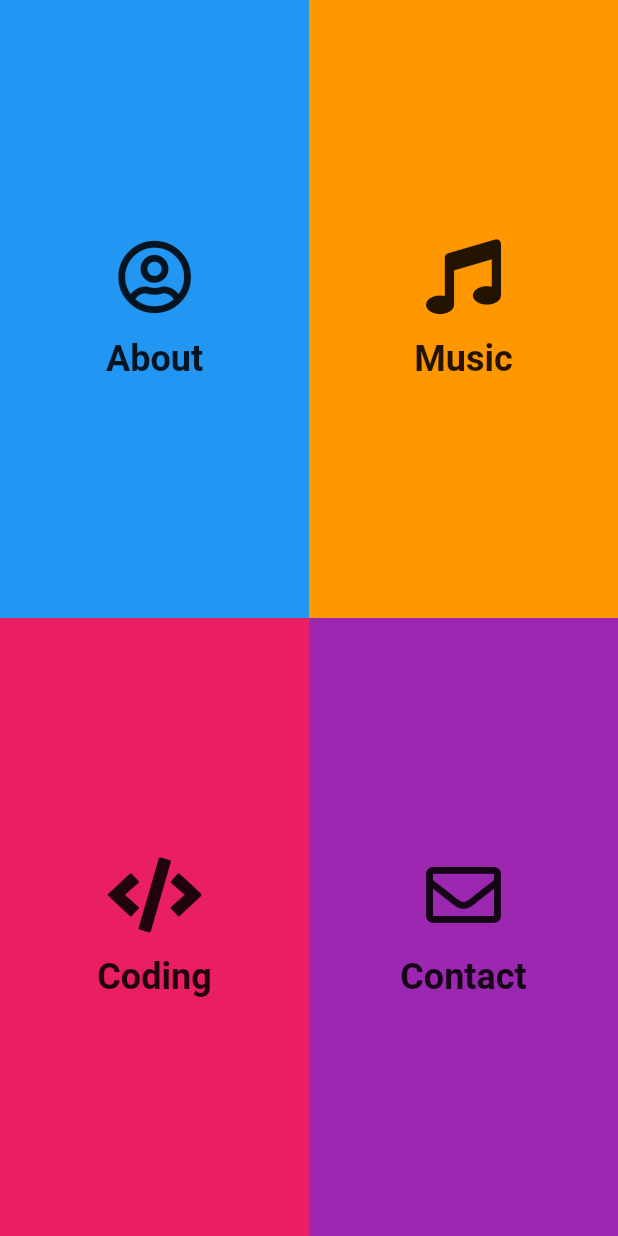
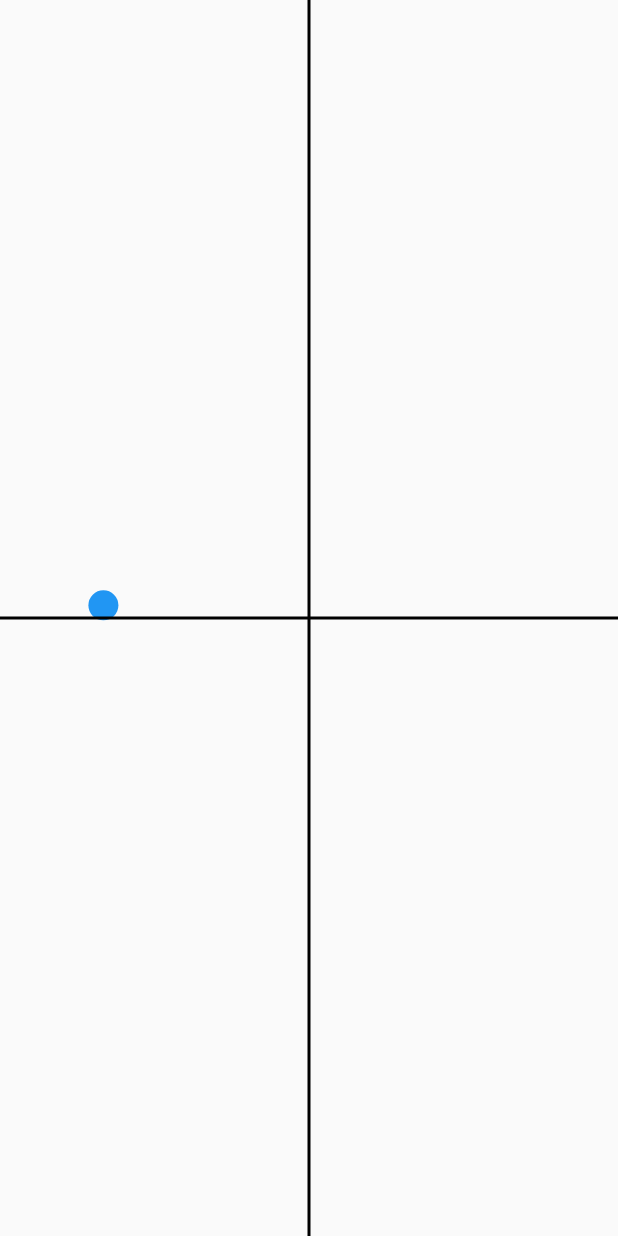
Before and after one commit to richardnd5/flutter-website, a Flutter app: the screen it shows after launch, on a phone screen of 412 x 824 dp. Run offline on Flutter 3.47's test engine with Material 2 defaults, Android fonts, the light colour scheme and no system bars; our stand-ins replace font_awesome_flutter, google_fonts, url_strategy.

Commit message:
adds polar play

```diff
--- a/lib/app.dart
+++ b/lib/app.dart
@@ -1,13 +1,38 @@
+// import 'dart:html';
+
 import 'package:flutter/material.dart';
+import 'package:flutter_website/gameOfLife/views/pages/game_of_life_page.dart';
 import 'package:flutter_website/navigation/nav_router_delegate.dart';
+import 'package:flutter_website/pixel/views/pages/pixel_page.dart';
+import 'package:flutter_website/polarPlay/polar_play_page.dart';
+import 'package:flutter_website/stubs/web_stubs.dart';
 import 'package:google_fonts/google_fonts.dart';
 import 'navigation/nav_route_parser.dart';
 
-class App extends StatelessWidget {
+class App extends StatefulWidget {
   const App({Key? key}) : super(key: key);
 
   @override
+  State<App> createState() => _AppState();
+}
+
+class _AppState extends State<App> {
+  @override
+  void initState() {
+    super.initState();
+
+    // final loader = document.getElementsByClassName('loading');
+    // if (loader.isNotEmpty) {
+    //   print('removing');
+    //   loader.first.remove();
+    // }
+  }
+
+  @override
   Widget build(BuildContext context) {
+    return MaterialApp(
+      home: PolarPlayPage(),
+    );
     return MaterialApp.router(
       routeInformationParser: NavRouteParser.of(context),
       routerDelegate: NavRouterDelegate.of(context),
--- a/lib/gameOfLife/views/pages/game_of_life_page.dart
+++ b/lib/gameOfLife/views/pages/game_of_life_page.dart
@@ -111,7 +111,7 @@ class _GameOfLifePageState extends State<GameOfLifePage> {
             painter: GameOfLifePainter(
               screenSize: painterSize,
               columns: grid.length,
-              rows: grid[0].length,
+              rows: grid.isEmpty ? 0 : grid[0].length,
               dotList: grid,
             ),
           ),
--- /dev/null
+++ b/lib/polarPlay/polar_play_page.dart
@@ -0,0 +1,70 @@
+import 'package:flutter/material.dart';
+import 'package:flutter_website/polarPlay/polar_play_view_model.dart';
+import 'dart:math' as math;
+
+import 'package:provider/provider.dart';
+
+class PolarPlayPage extends StatelessWidget {
+  const PolarPlayPage({Key? key}) : super(key: key);
+
+  @override
+  Widget build(BuildContext context) {
+    var size = MediaQuery.of(context).size;
+    return ChangeNotifierProvider(
+      create: (context) => PolarPlayViewModel(size),
+      builder: (context, builder) {
+        return Scaffold(
+          body: CustomPaint(
+            size: size,
+            painter: PolarPlayPainter(
+              vm: context.watch<PolarPlayViewModel>(),
+            ),
+          ),
+        );
+      },
+    );
+  }
+}
+
+class PolarPlayPainter extends CustomPainter {
+  const PolarPlayPainter({
+    // required this.screenSize,
+    required this.vm,
+    Key? key,
+  });
+
+  // final Size screenSize;
+  final PolarPlayViewModel vm;
+
+  @override
+  void paint(Canvas canvas, Size size) {
+    var paint = Paint()..color = Colors.blue;
+
+    // double r = size.width / 4;
+    // var a = math.pi * 2;
+
+    var x = vm.x;
+    var y = vm.y;
+    // var y = size.height / 2 + r * math.sin(a);
+
+    canvas.drawCircle(Offset(x, y), 10, paint);
+    var black = Paint()
+      ..color = Colors.black
+      ..strokeWidth = 2;
+    canvas.drawLine(
+      Offset(0, size.height / 2),
+      Offset(size.width, size.height / 2),
+      black,
+    );
+    canvas.drawLine(
+      Offset(size.width / 2, 0),
+      Offset(size.width / 2, size.height),
+      black,
+    );
+  }
+
+  @override
+  bool shouldRepaint(covariant CustomPainter oldDelegate) {
+    return true;
+  }
+}
--- /dev/null
+++ b/lib/polarPlay/polar_play_view_model.dart
@@ -0,0 +1,40 @@
+import 'package:flutter/material.dart';
+import 'dart:math' as math;
+import 'dart:async';
+
+class PolarPlayViewModel extends ChangeNotifier {
+  Size screenSize;
+  late double x;
+  late double y;
+
+  late double angle;
+  late double radius;
+
+  Timer? timer;
+
+  PolarPlayViewModel(this.screenSize) {
+    init(screenSize);
+  }
+
+  init(Size screenSize) {
+    radius = screenSize.width / 3;
+    angle = math.pi / 4;
+    setCoords();
+    moveAroundCircle();
+  }
+
+  moveAroundCircle() {
+    timer = Timer.periodic(Duration(milliseconds: 17), (timer) {
+      angle += 0.1;
+      // radius -= radius * math.sin(angle);
+      // print(radius);
+      setCoords();
+      notifyListeners();
+    });
+  }
+
+  setCoords() {
+    x = screenSize.width / 2 + radius * math.cos(angle);
+    y = screenSize.height / 2 + radius * math.sin(angle);
+  }
+}
--- a/lib/providers/app_providers.dart
+++ b/lib/providers/app_providers.dart
@@ -40,5 +40,8 @@ final appProviders = [
   ),
   ChangeNotifierProvider(create: (_) => SoundService()),
   ChangeNotifierProvider(create: (_) => CanvasService()),
-  ChangeNotifierProvider(create: (context) => GameOfLifeService()),
+  ChangeNotifierProvider(
+    create: (context) => GameOfLifeService(),
+    lazy: false,
+  ),
 ];
```
Also changed, not shown: 1 other file.
